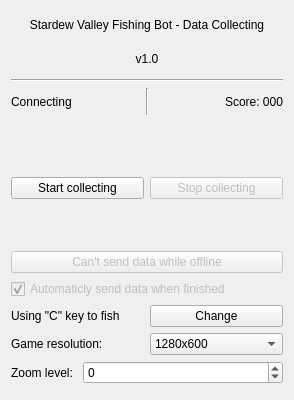
The window that designs/GUI_design_with_res.ui (Setti7/SVFB-GUI) describes before a commit, drawn with Qt 5.
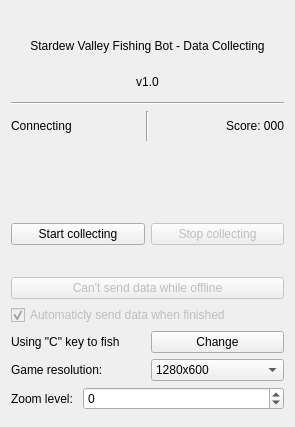
The same window after the commit. Icons and pictures are not drawn.

Diff of the .ui file:
```diff
--- a/designs/GUI_design_with_res.ui
+++ b/designs/GUI_design_with_res.ui
@@ -6,20 +6,20 @@
    <rect>
     <x>0</x>
     <y>0</y>
-    <width>294</width>
-    <height>400</height>
+    <width>295</width>
+    <height>427</height>
    </rect>
   </property>
   <property name="minimumSize">
    <size>
     <width>227</width>
-    <height>300</height>
+    <height>427</height>
    </size>
   </property>
   <property name="maximumSize">
    <size>
     <width>400</width>
-    <height>400</height>
+    <height>427</height>
    </size>
   </property>
   <property name="windowTitle">
@@ -34,6 +34,12 @@
     <layout class="QVBoxLayout" name="verticalLayout_2">
      <item>
       <widget class="QLabel" name="label_2">
+       <property name="sizePolicy">
+        <sizepolicy hsizetype="Minimum" vsizetype="Minimum">
+         <horstretch>0</horstretch>
+         <verstretch>0</verstretch>
+        </sizepolicy>
+       </property>
        <property name="text">
         <string>Stardew Valley Fishing Bot - Data Collecting</string>
        </property>
@@ -45,7 +51,7 @@
      <item>
       <widget class="QLabel" name="v_label">
        <property name="sizePolicy">
-        <sizepolicy hsizetype="Minimum" vsizetype="Preferred">
+        <sizepolicy hsizetype="Minimum" vsizetype="Minimum">
          <horstretch>0</horstretch>
          <verstretch>0</verstretch>
         </sizepolicy>
@@ -102,7 +108,7 @@
      <item>
       <widget class="QLabel" name="icons_label">
        <property name="sizePolicy">
-        <sizepolicy hsizetype="Preferred" vsizetype="Fixed">
+        <sizepolicy hsizetype="Preferred" vsizetype="Expanding">
          <horstretch>0</horstretch>
          <verstretch>0</verstretch>
         </sizepolicy>
@@ -110,7 +116,13 @@
        <property name="minimumSize">
         <size>
          <width>0</width>
-         <height>50</height>
+         <height>70</height>
+        </size>
+       </property>
+       <property name="maximumSize">
+        <size>
+         <width>16777215</width>
+         <height>70</height>
         </size>
        </property>
        <property name="text">
@@ -147,7 +159,13 @@
        <property name="minimumSize">
         <size>
          <width>0</width>
-         <height>40</height>
+         <height>20</height>
+        </size>
+       </property>
+       <property name="maximumSize">
+        <size>
+         <width>16777215</width>
+         <height>20</height>
         </size>
        </property>
        <property name="text">
@@ -284,6 +302,22 @@
      </item>
     </layout>
    </item>
+   <item row="0" column="0">
+    <spacer name="verticalSpacer_2">
+     <property name="orientation">
+      <enum>Qt::Vertical</enum>
+     </property>
+     <property name="sizeType">
+      <enum>QSizePolicy::Fixed</enum>
+     </property>
+     <property name="sizeHint" stdset="0">
+      <size>
+       <width>20</width>
+       <height>20</height>
+      </size>
+     </property>
+    </spacer>
+   </item>
   </layout>
  </widget>
  <resources/>
```
